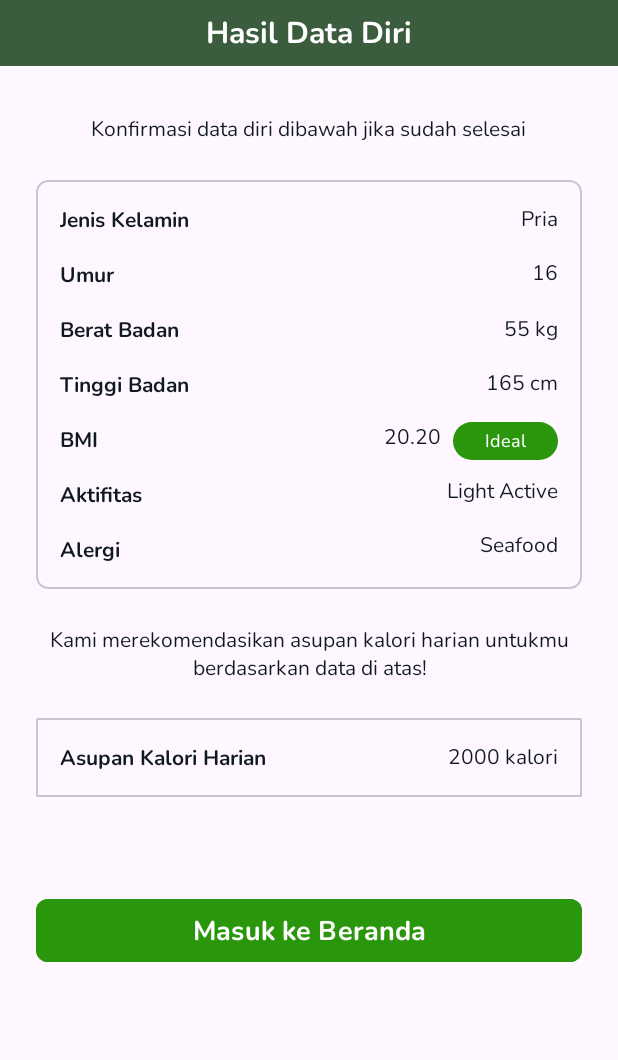
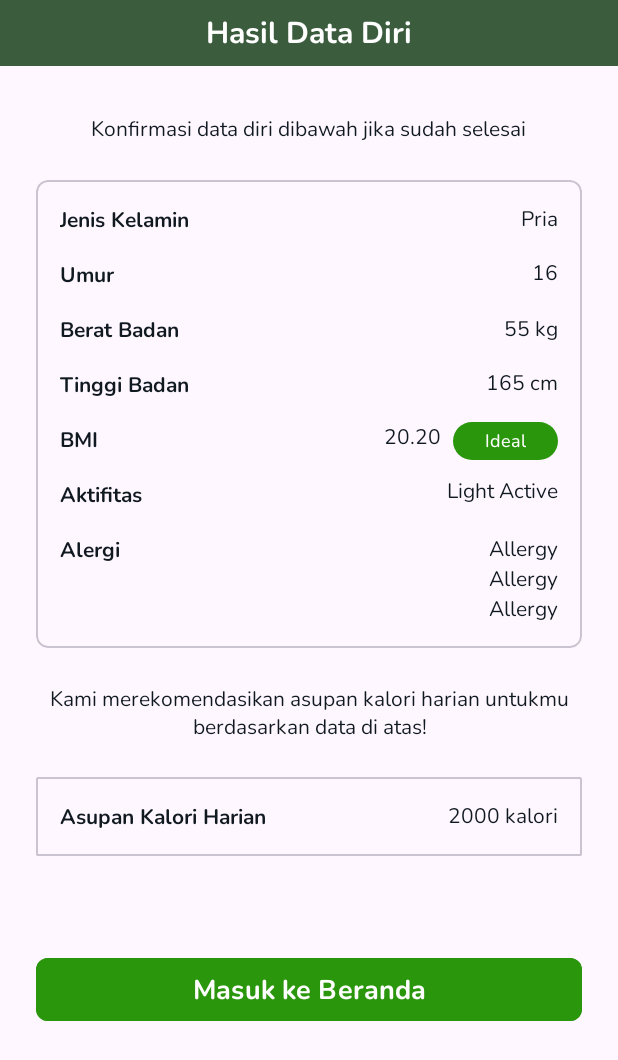
Before and after one commit to FONA-Food-Nutrition-Assistant/fona-android, an Android app: the layout activity_result_user_preference.xml on its own in the app's theme, with its tools: preview values and no code run, on a phone screen of 412 x 824 dp. Shown: the top 1060 px of the screen. Run offline under Robolectric (Android 15) with nearby library versions, the phone set to English and light mode, and no system bars.

Commit message:
feat: add result api

```diff
--- a/app/src/main/java/com/example/fonaapp/data/response/GetUserDataResponse.kt
+++ b/app/src/main/java/com/example/fonaapp/data/response/GetUserDataResponse.kt
@@ -53,7 +53,10 @@ data class ResultData(
 	val height: Int,
 
 	@field:SerializedName("bmi")
-	val bmi: Double
+	val bmi: Double,
+
+	@field:SerializedName("bmi_status")
+	val bmi_status: String
 )
 
 data class AllergiesItem(
--- a/app/src/main/java/com/example/fonaapp/ui/result/ResultViewModel.kt
+++ b/app/src/main/java/com/example/fonaapp/ui/result/ResultViewModel.kt
@@ -42,8 +42,8 @@ class ResultViewModel(private val userRepository: UserRepository) : ViewModel()
         }
     }
 
-//    val userData: LiveData<ResultData> =
-//        userRepository.userDataResponse
+    val userData: LiveData<ResultData> =
+        userRepository.userDataResponse
     val isLoading = userRepository.isLoading
 
     fun getIsDataDiri(): LiveData<Boolean> {
--- a/app/src/main/res/layout/activity_result_user_preference.xml
+++ b/app/src/main/res/layout/activity_result_user_preference.xml
@@ -212,6 +212,15 @@
                 app:layout_constraintEnd_toEndOf="parent"
                 app:layout_constraintTop_toBottomOf="@id/tv_bmi_number" />
 
+            <androidx.recyclerview.widget.RecyclerView
+                android:id="@+id/rvAllergy"
+                android:layout_width="wrap_content"
+                android:layout_height="wrap_content"
+                android:layout_marginTop="16dp"
+                android:orientation="horizontal"
+                app:layout_constraintEnd_toEndOf="parent"
+                app:layout_constraintTop_toBottomOf="@id/tv_aktifitas"
+                tools:listitem="@layout/items_allergy" />
             <TextView
                 android:id="@+id/tv_alergi"
                 style="@style/body_bold"
@@ -223,16 +232,16 @@
                 app:layout_constraintStart_toStartOf="parent"
                 app:layout_constraintTop_toBottomOf="@id/tv_aktifitas" />
 
-            <TextView
-                android:id="@+id/tv_allergi_number"
-                style="@style/body"
-                android:layout_width="wrap_content"
-                android:layout_height="wrap_content"
-                android:layout_marginTop="16dp"
-                android:text="Seafood"
-                android:textColor="@color/primaryText"
-                app:layout_constraintEnd_toEndOf="parent"
-                app:layout_constraintTop_toBottomOf="@id/tv_activity" />
+<!--            <TextView-->
+<!--                android:id="@+id/tv_allergi_number"-->
+<!--                style="@style/body"-->
+<!--                android:layout_width="wrap_content"-->
+<!--                android:layout_height="wrap_content"-->
+<!--                android:layout_marginTop="16dp"-->
+<!--                android:text="Seafood"-->
+<!--                android:textColor="@color/primaryText"-->
+<!--                app:layout_constraintEnd_toEndOf="parent"-->
+<!--                app:layout_constraintTop_toBottomOf="@id/tv_activity" />-->
 
         </androidx.constraintlayout.widget.ConstraintLayout>
 
@@ -280,7 +289,7 @@
                 app:layout_constraintTop_toTopOf="parent" />
 
             <TextView
-                android:id="@+id/calories_need"
+                android:id="@+id/tv_tdee"
                 style="@style/body"
                 android:textColor="@color/primaryText"
                 android:layout_width="wrap_content"
--- /dev/null
+++ b/app/src/main/res/layout/items_allergy.xml
@@ -0,0 +1,19 @@
+<?xml version="1.0" encoding="utf-8"?>
+<androidx.constraintlayout.widget.ConstraintLayout xmlns:android="http://schemas.android.com/apk/res/android"
+    xmlns:app="http://schemas.android.com/apk/res-auto"
+    xmlns:tools="http://schemas.android.com/tools"
+    android:layout_width="match_parent"
+    android:layout_height="wrap_content">
+
+    <TextView
+        android:id="@+id/tvAllergyName"
+        style="@style/body"
+        android:layout_width="0dp"
+        android:layout_height="wrap_content"
+        android:text="Allergy"
+        android:textColor="@color/primaryText"
+        app:layout_constraintBottom_toBottomOf="parent"
+        app:layout_constraintEnd_toEndOf="parent"
+        app:layout_constraintTop_toTopOf="parent" />
+
+</androidx.constraintlayout.widget.ConstraintLayout>
```
Also changed, not shown: app/src/main/java/com/example/fonaapp/ui/preferences/UserPreferenceActivity.kt (+9 -7 lines), app/src/main/java/com/example/fonaapp/ui/result/ResultAdapter.kt (added, +37 -0 lines), app/src/main/java/com/example/fonaapp/ui/result/ResultUserPreferenceActivity.kt (+51 -0 lines).
